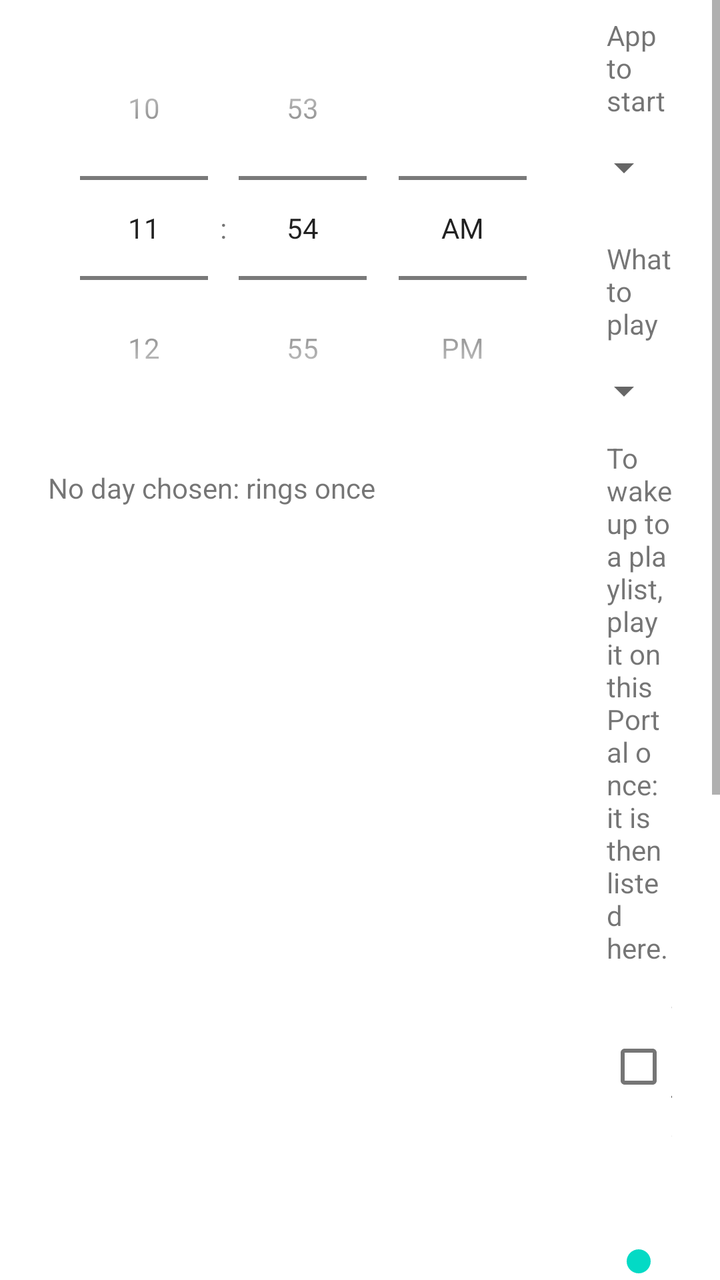
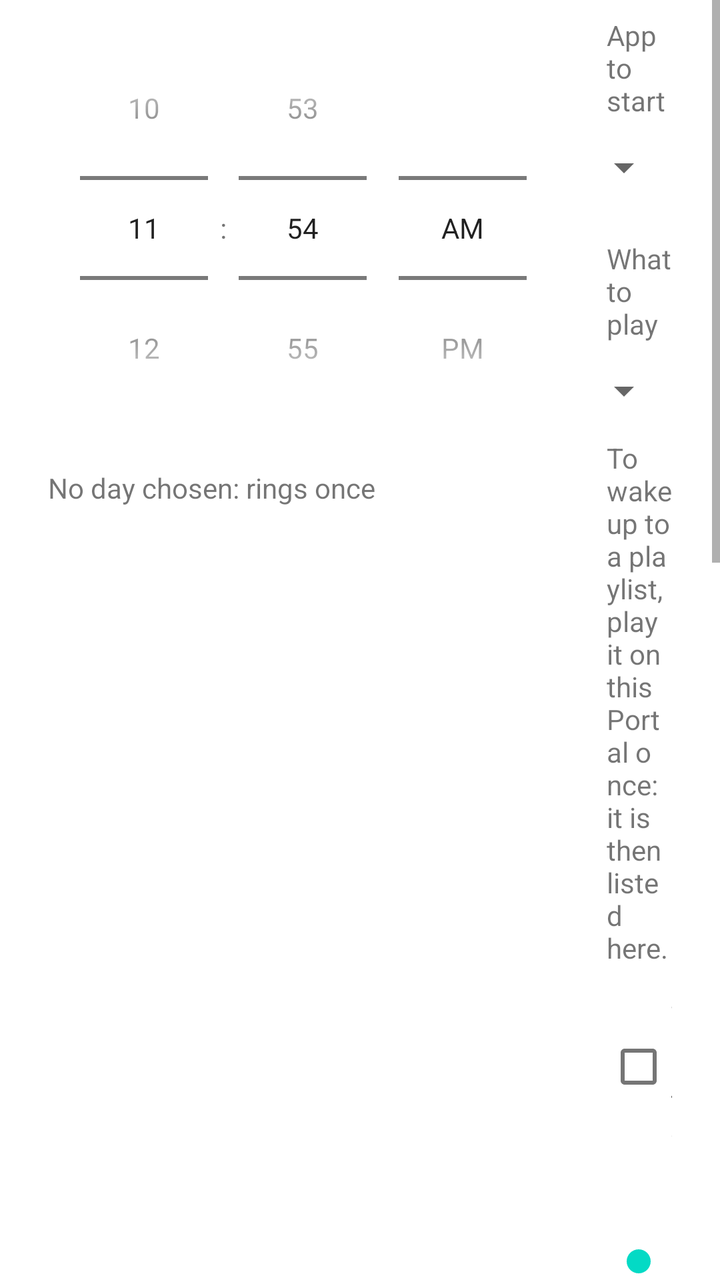

An Android layout rendered at two revisions. The XML below is the earlier revision; the diff shows what the commit changed to produce the second picture.
<!-- AndroidManifest.xml: application theme Theme.AstroDock -->
<!-- res/layout/dialog_alarm.xml -->
<?xml version="1.0" encoding="utf-8"?>
<ScrollView xmlns:android="http://schemas.android.com/apk/res/android"
    android:layout_width="match_parent"
    android:layout_height="wrap_content">

    <LinearLayout
        android:layout_width="match_parent"
        android:layout_height="wrap_content"
        android:baselineAligned="false"
        android:orientation="horizontal"
        android:paddingStart="24dp"
        android:paddingTop="8dp"
        android:paddingEnd="24dp">

        <LinearLayout
            android:layout_width="wrap_content"
            android:layout_height="wrap_content"
            android:orientation="vertical">

            <TimePicker
                android:id="@+id/time"
                android:layout_width="wrap_content"
                android:layout_height="wrap_content"
                android:timePickerMode="spinner" />

            
            <com.google.android.material.button.MaterialButtonToggleGroup
                android:id="@+id/days"
                android:layout_width="wrap_content"
                android:layout_height="wrap_content" />

            <LinearLayout
                android:layout_width="match_parent"
                android:layout_height="wrap_content"
                android:gravity="center_vertical"
                android:orientation="horizontal">

                <TextView
                    android:id="@+id/days_hint"
                    android:layout_width="0dp"
                    android:layout_height="wrap_content"
                    android:layout_weight="1"
                    android:text="@string/alarm_days_hint"
                    android:textSize="14sp" />

                
                <Button
                    android:id="@+id/days_all"
                    style="?attr/borderlessButtonStyle"
                    android:layout_width="wrap_content"
                    android:layout_height="wrap_content" />
            </LinearLayout>
        </LinearLayout>

        <LinearLayout
            android:layout_width="0dp"
            android:layout_height="wrap_content"
            android:layout_marginStart="24dp"
            android:layout_weight="1"
            android:orientation="vertical">

            <TextView
                android:layout_width="wrap_content"
                android:layout_height="wrap_content"
                android:text="@string/alarm_app"
                android:textSize="14sp" />

            <Spinner
                android:id="@+id/app"
                android:layout_width="match_parent"
                android:layout_height="wrap_content"
                android:minHeight="48dp" />

            
            <LinearLayout
                android:id="@+id/play_section"
                android:layout_width="match_parent"
                android:layout_height="wrap_content"
                android:orientation="vertical">

                <TextView
                    android:layout_width="wrap_content"
                    android:layout_height="wrap_content"
                    android:layout_marginTop="12dp"
                    android:text="@string/alarm_play"
                    android:textSize="14sp" />

                
                <Spinner
                    android:id="@+id/play"
                    android:layout_width="match_parent"
                    android:layout_height="wrap_content"
                    android:minHeight="48dp" />

                <TextView
                    android:layout_width="match_parent"
                    android:layout_height="wrap_content"
                    android:text="@string/alarm_play_hint"
                    android:textSize="14sp" />
            </LinearLayout>

            <CheckBox
                android:id="@+id/shuffle"
                android:layout_width="wrap_content"
                android:layout_height="wrap_content"
                android:layout_marginTop="8dp"
                android:text="@string/alarm_shuffle" />

            <TextView
                android:id="@+id/volume_label"
                android:layout_width="wrap_content"
                android:layout_height="wrap_content"
                android:layout_marginTop="12dp"
                android:textSize="14sp" />

            <SeekBar
                android:id="@+id/volume"
                android:layout_width="match_parent"
                android:layout_height="wrap_content"
                android:max="100"
                android:minHeight="48dp" />

            <TextView
                android:layout_width="match_parent"
                android:layout_height="wrap_content"
                android:text="@string/alarm_volume_hint"
                android:textSize="14sp" />

            <Button
                android:id="@+id/test"
                style="?attr/materialButtonOutlinedStyle"
                android:layout_width="wrap_content"
                android:layout_height="wrap_content"
                android:layout_marginTop="8dp"
                android:text="@string/alarm_test" />
        </LinearLayout>
    </LinearLayout>
</ScrollView>
<!-- resources referenced by this layout -->
<resources>
  <string name="alarm_app">App to start</string>
  <string name="alarm_days_hint">No day chosen: rings once</string>
  <string name="alarm_play">What to play</string>
  <string name="alarm_play_hint">To wake up to a playlist, play it on this Portal once: it is then listed here.</string>
  <string name="alarm_shuffle">Shuffle</string>
  <string name="alarm_test">Test</string>
  <string name="alarm_volume_hint">The music starts quiet and rises slowly to this volume over the first minute.</string>
  <style name="Theme.AstroDock" parent="Theme.MaterialComponents.DayNight.DarkActionBar">
          
          <item name="colorPrimary">@color/purple_500</item>
          <item name="colorPrimaryVariant">@color/purple_700</item>
          <item name="colorOnPrimary">@color/white</item>
          
          <item name="colorSecondary">@color/teal_200</item>
          <item name="colorSecondaryVariant">@color/teal_700</item>
          <item name="colorOnSecondary">@color/black</item>
          
          <item name="android:statusBarColor">?attr/colorPrimaryVariant</item>
          
      </style>
  <color name="purple_500">#FF6200EE</color>
  <color name="purple_700">#FF3700B3</color>
  <color name="white">#FFFFFFFF</color>
  <color name="teal_200">#FF03DAC5</color>
  <color name="teal_700">#FF018786</color>
  <color name="black">#FF000000</color>
</resources>

<!-- the commit's change to res/layout/dialog_alarm.xml (unified diff, before → after) -->
@@ -126,6 +126,26 @@
                 android:text="@string/alarm_volume_hint"
                 android:textSize="14sp" />
 
+            <TextView
+                android:id="@+id/stop_after_label"
+                android:layout_width="wrap_content"
+                android:layout_height="wrap_content"
+                android:layout_marginTop="12dp"
+                android:textSize="14sp" />
+
+            
+            <SeekBar
+                android:id="@+id/stop_after"
+                android:layout_width="match_parent"
+                android:layout_height="wrap_content"
+                android:minHeight="48dp" />
+
+            <TextView
+                android:layout_width="match_parent"
+                android:layout_height="wrap_content"
+                android:text="@string/alarm_stop_after_hint"
+                android:textSize="14sp" />
+
             <Button
                 android:id="@+id/test"
                 style="?attr/materialButtonOutlinedStyle"
<!-- resource entries referenced after the edit -->
@@ -5,6 +5,7 @@
   <string name="alarm_play">What to play</string>
   <string name="alarm_play_hint">To wake up to a playlist, play it on this Portal once: it is then listed here.</string>
   <string name="alarm_shuffle">Shuffle</string>
+  <string name="alarm_stop_after_hint">If the alarm is still sounding by then, the alarm sound stops and the music it started is paused.</string>
   <string name="alarm_test">Test</string>
   <string name="alarm_volume_hint">The music starts quiet and rises slowly to this volume over the first minute.</string>
   <style name="Theme.AstroDock" parent="Theme.MaterialComponents.DayNight.DarkActionBar">
